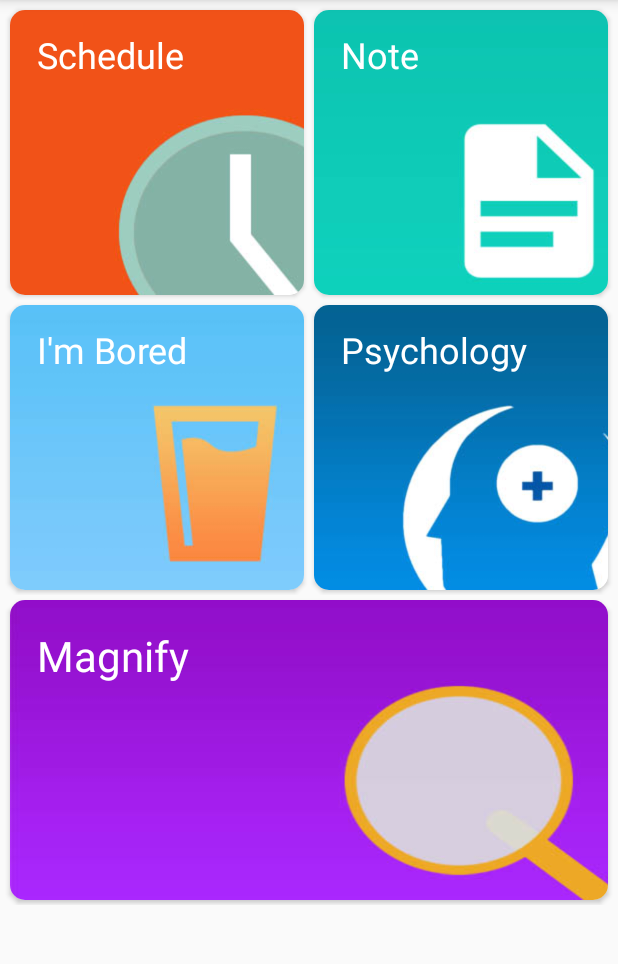
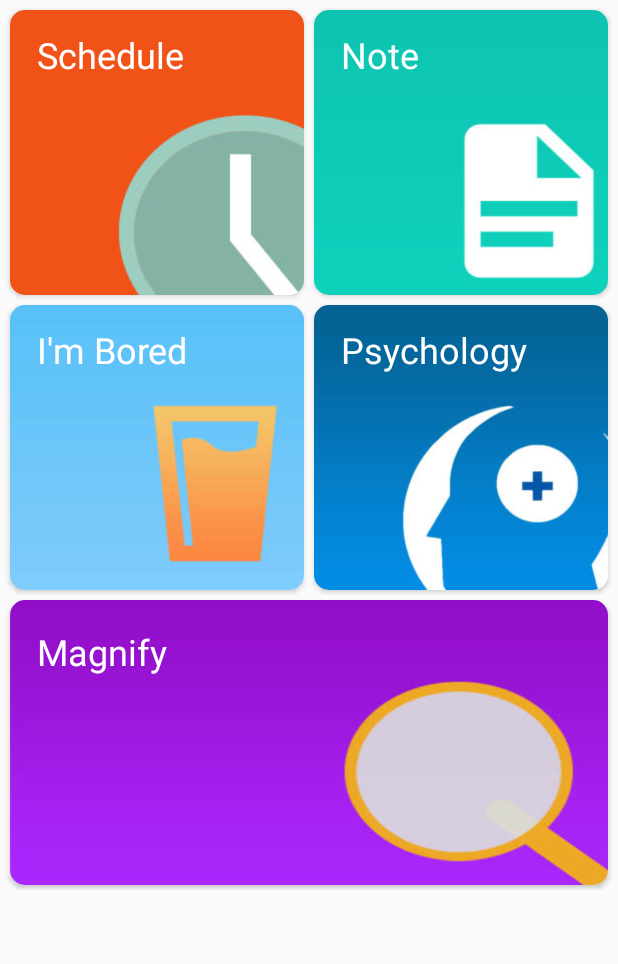
Before and after one commit to saeedjassani/SoluLife, an Android app: the screen it shows after launch (HomeActivity), on a phone screen of 412 x 824 dp, the part 84-1048 px from its top. Run offline under Robolectric (Android 15) with nearby library versions, the phone set to English and light mode, and no system bars; libraries missing offline, so code that uses them is left out: com.roughike.bottombar; plain views replace BottomBar; 2 statements that could not run were skipped.

Commit message:
ps commit

```diff
--- a/app/src/main/java/com/sapa/solulife/activities/HomeActivity.java
+++ b/app/src/main/java/com/sapa/solulife/activities/HomeActivity.java
@@ -13,6 +13,7 @@ import android.widget.FrameLayout;
 import com.roughike.bottombar.BottomBar;
 import com.roughike.bottombar.OnTabSelectListener;
 import com.sapa.solulife.R;
+import com.sapa.solulife.fragments.BreatheFragment;
 import com.sapa.solulife.fragments.MainFragment;
 
 public class HomeActivity extends AppCompatActivity {
@@ -52,7 +53,7 @@ public class HomeActivity extends AppCompatActivity {
 						break;
 
 					case R.id.breathe:
-						switchFragment(new MainFragment());
+						switchFragment(new BreatheFragment());
 						break;
 
 				}
--- a/app/src/main/java/com/sapa/solulife/fragments/MainFragment.java
+++ b/app/src/main/java/com/sapa/solulife/fragments/MainFragment.java
@@ -1,6 +1,7 @@
 package com.sapa.solulife.fragments;
 
 import android.content.Context;
+import android.content.Intent;
 import android.os.Bundle;
 import android.support.design.widget.CoordinatorLayout;
 import android.support.v4.app.Fragment;
@@ -9,6 +10,10 @@ import android.support.v7.widget.Toolbar;
 import android.view.LayoutInflater;
 import android.view.View;
 import android.view.ViewGroup;
+import android.widget.RelativeLayout;
+import android.widget.Toast;
+import com.sapa.solulife.Notes.NotesActivity;
+import com.sapa.solulife.Notes.NotesAdapter;
 import com.sapa.solulife.activities.HomeActivity;
 import com.sapa.solulife.R;
 
@@ -16,14 +21,14 @@ import com.sapa.solulife.R;
  * Created by Pooja S on 9/30/2016.
  */
 
-public class MainFragment extends Fragment implements View.OnClickListener {
+public class MainFragment extends Fragment{
 
     private View mainView;
     private Context context;
 
     Toolbar toolbar;
     CoordinatorLayout coordinatorLayout;
-    CardView schedulec, notec, boredc, psychologyc, magnifyc;
+    RelativeLayout schedulec, notec, boredc, psychologyc, magnifyc;
 
     @Override
     public View onCreateView(LayoutInflater inflater, final ViewGroup container, Bundle savedInstanceState) {
@@ -37,11 +42,19 @@ public class MainFragment extends Fragment implements View.OnClickListener {
 
         coordinatorLayout = (CoordinatorLayout) mainView.findViewById(R.id.coordinatinglayout);
 
-        schedulec = (CardView) mainView.findViewById(R.id.schedule);
-        notec = (CardView) mainView.findViewById(R.id.note);
-        boredc = (CardView) mainView.findViewById(R.id.bored);
-        psychologyc = (CardView) mainView.findViewById(R.id.psychology);
-        magnifyc = (CardView) mainView.findViewById(R.id.magnify);
+        schedulec = (RelativeLayout) mainView.findViewById(R.id.holder_relative_layout);
+        notec = (RelativeLayout) mainView.findViewById(R.id.holder_relative_layout_note);
+        boredc = (RelativeLayout) mainView.findViewById(R.id.holder_relative_layout_bored);
+        psychologyc = (RelativeLayout) mainView.findViewById(R.id.holder_relative_layout_psychology);
+        magnifyc = (RelativeLayout) mainView.findViewById(R.id.holder_relative_layout_magnify);
+
+        notec.setOnClickListener(new View.OnClickListener() {
+            @Override
+            public void onClick(View view) {
+                Toast.makeText(getActivity(), "Notes", Toast.LENGTH_SHORT).show();
+                startActivity(new Intent(getActivity(), NotesActivity.class));
+            }
+        });
 
         return mainView;
     }
@@ -59,31 +72,5 @@ public class MainFragment extends Fragment implements View.OnClickListener {
                 .commit();
     }
 
-    @Override
-    public void onClick(View view) {
-        switch(view.getId()){
 
-            case R.id.schedule:
-
-                break;
-
-            case R.id.note:
-
-                break;
-
-            case R.id.bored:
-
-                break;
-
-            case R.id.psychology:
-
-                break;
-
-            case R.id.magnify:
-
-                break;
-
-
-        }
-    }
 }
--- a/app/src/main/res/layout/fragment_main.xml
+++ b/app/src/main/res/layout/fragment_main.xml
@@ -9,42 +9,41 @@
 
         <android.support.v7.widget.Toolbar
                 android:id="@+id/toolbar_main"
-                android:layout_width="match_parent"
+                android:background="@color/colorPrimary"
+                android:layout_width="fill_parent"
                 android:layout_height="?actionBarSize"
-                app:layout_collapseMode="pin"
-                android:elevation="6dp"
                 android:title="Home"
-                android:background="@color/colorPrimary"
-                app:popupTheme="@style/ThemeOverlay.AppCompat.Light"
-                app:theme="@style/ThemeOverlay.AppCompat.Light"/>
+                card_view:popupTheme="@style/ThemeOverlay.AppCompat.Light"
+                card_view:layout_collapseMode="pin"
+                card_view:theme="@style/ThemeOverlay.AppCompat.Light" />
 
         <android.support.v4.widget.NestedScrollView
                 android:id="@+id/scrollView"
                 android:layout_width="match_parent"
                 android:layout_height="match_parent"
-                android:layout_marginTop="?attr/actionBarSize"
+                android:layout_marginTop="?actionBarSize"
                 android:layout_marginBottom="60dp">
 
                 <LinearLayout
+                        android:orientation="vertical"
+                        android:paddingLeft="3dp"
+                        android:paddingTop="3dp"
+                        android:paddingRight="3dp"
                         android:layout_width="match_parent"
-                android:layout_height="match_parent"
-                android:orientation="vertical"
-                android:paddingTop="3dp"
-                android:paddingLeft="3dp"
-                android:paddingRight="3dp">
+                        android:layout_height="match_parent">
 
                         <LinearLayout
+                                android:orientation="horizontal"
                                 android:layout_width="match_parent"
                                 android:layout_height="wrap_content"
-                        android:orientation="horizontal"
-                        android:weightSum="1">
+                                android:weightSum="1.0">
 
                                 <android.support.v7.widget.CardView
                                         android:id="@+id/schedule"
-                        android:layout_width="match_parent"
+                                        android:layout_width="fill_parent"
                                         android:layout_height="wrap_content"
                                         android:layout_margin="3dp"
-                        android:foreground="?android:attr/selectableItemBackground"
+                                        android:foreground="?android:selectableItemBackground"
                                         android:layout_weight="0.5"
                                         card_view:cardCornerRadius="10dp"
                                         card_view:cardElevation="2dp"
@@ -52,33 +51,33 @@
                                         card_view:contentPadding="-2dp">
 
                                         <RelativeLayout
-                                android:layout_width="match_parent"
+                                                android:layout_width="fill_parent"
                                                 android:layout_height="190dp"
+                                                android:gravity="center|left|top"
+                                                android:orientation="horizontal"
                                                 android:id="@+id/holder_relative_layout_schedule"
-                                android:orientation="horizontal"
-                                android:gravity="top|left"
-                                android:padding="8dp"
-                                android:background="@drawable/schedule">
+                                                android:background="@drawable/schedule"
+                                                android:padding="8dp">
 
                                                 <TextView
+                                                        android:textSize="24sp"
+                                                        android:textColor="@android:color/white"
+                                                        android:paddingLeft="30dp"
                                                         android:layout_width="wrap_content"
                                                         android:layout_height="wrap_content"
-                                        android:text="Schedule"
                                                         android:layout_marginLeft="-20dp"
                                                         android:layout_marginTop="5dp"
-                                        android:textColor="@android:color/white"
-                                        android:textSize="24sp"
-                                        android:paddingLeft="30dp"/>
+                                                        android:text="Schedule" />
 
                                         </RelativeLayout>
                                 </android.support.v7.widget.CardView>
 
                                 <android.support.v7.widget.CardView
                                         android:id="@+id/note"
-                        android:layout_width="match_parent"
+                                        android:layout_width="fill_parent"
                                         android:layout_height="wrap_content"
                                         android:layout_margin="3dp"
-                        android:foreground="?android:attr/selectableItemBackground"
+                                        android:foreground="?android:selectableItemBackground"
                                         android:layout_weight="0.5"
                                         card_view:cardCornerRadius="10dp"
                                         card_view:cardElevation="2dp"
@@ -86,39 +85,41 @@
                                         card_view:contentPadding="-2dp">
 
                                         <RelativeLayout
-                                android:layout_width="match_parent"
+                                                android:layout_width="fill_parent"
                                                 android:layout_height="190dp"
+                                                android:gravity="center|left|top"
+                                                android:orientation="horizontal"
                                                 android:id="@+id/holder_relative_layout_note"
-                                android:orientation="horizontal"
-                                android:gravity="top|left"
-                                android:padding="8dp"
-                                android:background="@drawable/note">
+                                                android:background="@drawable/note"
+                                                android:padding="8.0dip">
 
                                                 <TextView
+                                                        android:textSize="24sp"
+                                                        android:textColor="@android:color/white"
+                                                        android:paddingLeft="30dp"
                                                         android:layout_width="wrap_content"
                                                         android:layout_height="wrap_content"
                                                         android:layout_marginLeft="-20dp"
                                                         android:layout_marginTop="5dp"
-                                        android:text="Note"
-                                        android:textColor="@android:color/white"
-                                        android:textSize="24sp"
-                                        android:paddingLeft="30dp"/>
+                                                        android:text="Note" />
 
                                         </RelativeLayout>
                                 </android.support.v7.widget.CardView>
+
                 </LinearLayout>
+
                         <LinearLayout
+                                android:orientation="horizontal"
                                 android:layout_width="match_parent"
                                 android:layout_height="wrap_content"
-                        android:orientation="horizontal"
-                        android:weightSum="1">
+                                android:weightSum="1.0">
 
                                 <android.support.v7.widget.CardView
                                         android:id="@+id/bored"
-                                android:layout_width="match_parent"
+                                        android:layout_width="fill_parent"
                                         android:layout_height="wrap_content"
                                         android:layout_margin="3dp"
-                                android:foreground="?android:attr/selectableItemBackground"
+                                        android:foreground="?android:selectableItemBackground"
                                         android:layout_weight="0.5"
                                         card_view:cardCornerRadius="10dp"
                                         card_view:cardElevation="2dp"
@@ -126,33 +127,33 @@
                                         card_view:contentPadding="-2dp">
 
                                         <RelativeLayout
-                                        android:layout_width="match_parent"
+                                                android:layout_width="fill_parent"
                                                 android:layout_height="190dp"
+                                                android:gravity="center|left|top"
+                                                android:orientation="horizontal"
                                                 android:id="@+id/holder_relative_layout_bored"
-                                        android:orientation="horizontal"
-                                        android:gravity="top|left"
-                                        android:padding="8dp"
-                                        android:background="@drawable/bored">
+                                                android:background="@drawable/bored"
+                                                android:padding="8dp">
 
                                                 <TextView
+                                                        android:textSize="24sp"
+                                                        android:textColor="@android:color/white"
+                                                        android:paddingLeft="30dp"
                                                         android:layout_width="wrap_content"
                                                         android:layout_height="wrap_content"
                                                         android:layout_marginLeft="-20dp"
                                                         android:layout_marginTop="5dp"
-                                                android:text="I'm Bored"
-                                                android:textColor="@android:color/white"
-                                                android:textSize="24sp"
-                                                android:paddingLeft="30dp"/>
+                                                        android:text="I'm Bored" />
 
                                         </RelativeLayout>
                                 </android.support.v7.widget.CardView>
 
                                 <android.support.v7.widget.CardView
                                         android:id="@+id/psychology"
-                                android:layout_width="match_parent"
+                                        android:layout_width="fill_parent"
                                         android:layout_height="wrap_content"
-                                android:layout_margin="3dp"
-                                android:foreground="?android:attr/selectableItemBackground"
+                                        android:layout_margin="3.0dip"
+                                        android:foreground="?android:selectableItemBackground"
                                         android:layout_weight="0.5"
                                         card_view:cardCornerRadius="10dp"
                                         card_view:cardElevation="2dp"
@@ -160,62 +161,63 @@
                                         card_view:contentPadding="-2dp">
 
                                         <RelativeLayout
-                                        android:layout_width="match_parent"
+                                                android:layout_width="fill_parent"
                                                 android:layout_height="190dp"
+                                                android:gravity="center|left|top"
+                                                android:orientation="horizontal"
                                                 android:id="@+id/holder_relative_layout_psychology"
-                                        android:orientation="horizontal"
-                                        android:gravity="top|left"
-                                        android:padding="8dp"
-                                        android:background="@drawable/psychology">
+                                                android:background="@drawable/psychology"
+                                                android:padding="8dp">
 
                                                 <TextView
+                                                        android:textSize="24sp"
+                                                        android:textColor="@android:color/white"
+                                                        android:paddingLeft="30dp"
                                                         android:layout_width="wrap_content"
                                                         android:layout_height="wrap_content"
-                                                android:text="Psychology"
+                                                        android:layout_marginLeft="-20dp"
                                                         android:layout_marginTop="5dp"
-                                                android:layout_marginLeft="-20dp"
-                                                android:textColor="@android:color/white"
-                                                android:textSize="24sp"
-                                                android:paddingLeft="30dp"/>
+                                                        android:text="Psychology" />
 
                                         </RelativeLayout>
                                 </android.support.v7.widget.CardView>
+
                         </LinearLayout>
 
                         <android.support.v7.widget.CardView
                                 android:id="@+id/magnify"
-                        android:layout_width="match_parent"
+                                android:layout_width="fill_parent"
                                 android:layout_height="wrap_content"
-                        android:layout_margin="3dp"
-                        android:foreground="?android:attr/selectableItemBackground"
+                                android:layout_margin="3.0dp"
+                                android:foreground="?android:selectableItemBackground"
+                                android:layout_weight="0.5"
                                 card_view:cardCornerRadius="10dp"
                                 card_view:cardElevation="2dp"
                                 card_view:cardPreventCornerOverlap="false"
                                 card_view:contentPadding="-2dp">
 
                                 <RelativeLayout
-                                android:layout_width="match_parent"
-                                android:layout_height="200dp"
+                                        android:layout_width="fill_parent"
+                                        android:layout_height="190dp"
+                                        android:gravity="center|left|top"
+                                        android:orientation="horizontal"
                                         android:id="@+id/holder_relative_layout_magnify"
-                                android:orientation="horizontal"
-                                android:gravity="top|left"
-                                android:padding="8dp"
-                                android:background="@drawable/magnify">
+                                        android:background="@drawable/magnify"
+                                        android:padding="8.0dip">
 
                                         <TextView
+                                                android:textSize="24sp"
+                                                android:textColor="@android:color/white"
+                                                android:paddingLeft="30dp"
                                                 android:layout_width="wrap_content"
                                                 android:layout_height="wrap_content"
-                                        android:text="Magnify"
+                                                android:layout_marginLeft="-20dp"
                                                 android:layout_marginTop="10dp"
-                                        android:layout_marginLeft="-20dp"
-                                        android:textColor="@android:color/white"
-                                        android:textSize="28sp"
-                                        android:paddingLeft="30dp"/>
+                                                android:text="Magnify" />
 
                                 </RelativeLayout>
                         </android.support.v7.widget.CardView>
 
                 </LinearLayout>
         </android.support.v4.widget.NestedScrollView>
-
 </android.support.design.widget.CoordinatorLayout>
```
Also changed, not shown: app/build.gradle (+8 -13 lines), app/src/main/AndroidManifest.xml (+13 -0 lines), app/src/main/java/com/sapa/solulife/Notes/EditNoteActivity.java (+6 -1 lines), app/src/main/java/com/sapa/solulife/Notes/NotesActivity.java (+3 -10 lines), app/src/main/java/com/sapa/solulife/Notes/ViewNoteCollapseActivity.java (+1 -11 lines), app/src/main/java/com/sapa/solulife/fragments/BreatheFragment.java (added, +84 -0 lines), app/src/main/res/layout/fragment_breathe.xml (added, +43 -0 lines), build.gradle (+0 -10 lines). Lines whose indentation alone changed are shown as unchanged.
